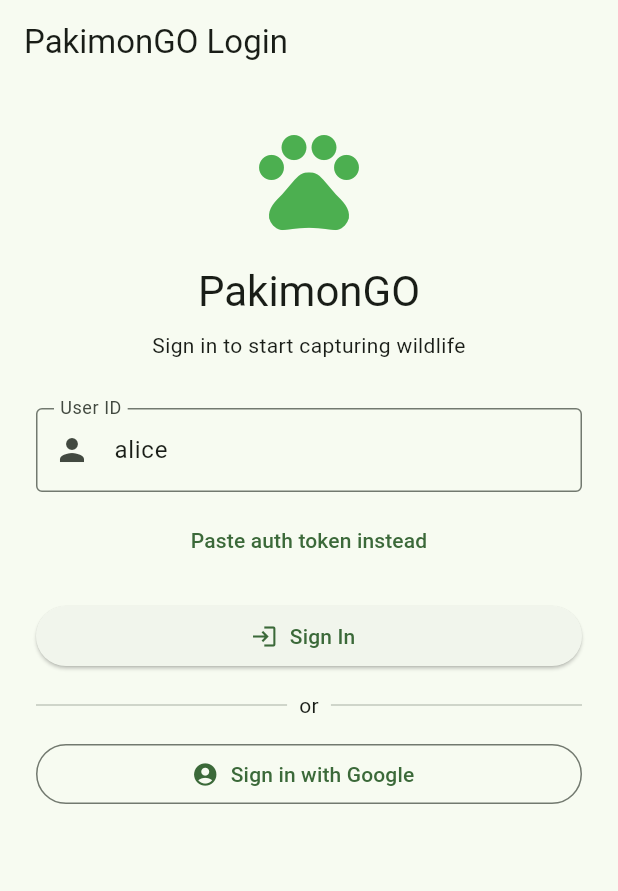
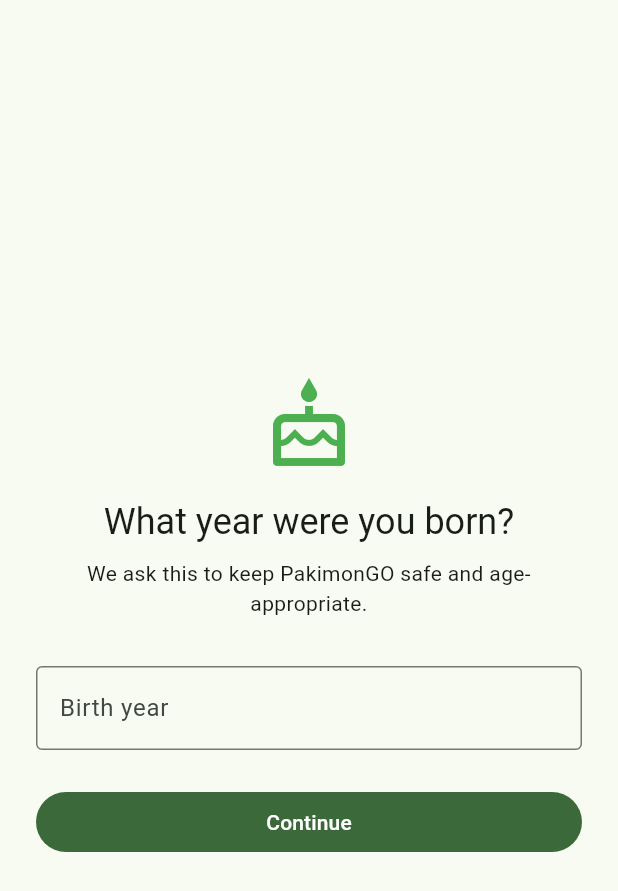
Before and after one commit to hammadshakeelai/PakimonGO, a Flutter app: the screen it shows after launch, on a phone screen of 412 x 824 dp. Shown: the top 891 px of the screen. Run offline on Flutter 3.47's test engine with Material 3 defaults, Android fonts, the phone set to English and light mode, and no system bars; our stand-ins replace firebase_auth, firebase_core, google_sign_in, image_picker, shared_preferences; missing offline and left inert: mapbox_maps_flutter; accounts and stored records are empty.

Commit message:
feat(age-gate): neutral 13+ birth-year gate on first launch
Add a COPPA-style age gate (FR-AGE-001..003). AgeGateService collects a birth year without revealing the threshold, blocks under-13, records a teen/adult band for later stricter defaults, and persists (AgeGateStore interface; SharedPreferences prod / in-memory test) so it asks once. AgeGate wraps the app before auth: neutral prompt when unknown, blocked screen for under-13, else the app. 11 tests (7 logic + 4 widget). Analyze clean; Flutter suite 140.

AI-Agent: Claude Opus 4.8
AI-Work-Mode: pair
AI-Commit-Time: 2026-07-05
Work-Package: Tier 2 #9
Requirements: FR-AGE-001,FR-AGE-002,FR-AGE-003
Process-Docs-Updated: REMAINING_WORK,TASK_LOG
Co-Authored-By: Claude Opus 4.8 <noreply@anthropic.com>

```diff
--- /dev/null
+++ b/apps/mobile/pakimon_go_app/lib/features/age_gate/domain/age_gate_service.dart
@@ -0,0 +1,57 @@
+/// Neutral 13+ age gate (FR-AGE-001..003). Collects a birth year without
+/// revealing the threshold, blocks under-13, and records a coarse band
+/// (teen 13–17 / adult 18+) for stricter defaults later.
+
+enum AgeGateStatus { unknown, blocked, verified }
+
+enum AgeBand { teen, adult }
+
+class AgeGateOutcome {
+  final AgeGateStatus status;
+  final AgeBand? band;
+  const AgeGateOutcome(this.status, [this.band]);
+}
+
+/// Persistence for the gate decision. Kept minimal so it is trivially
+/// testable without the shared_preferences plugin.
+abstract class AgeGateStore {
+  Future<String?> read();
+  Future<void> write(String value);
+}
+
+class AgeGateService {
+  static const int minAge = 13;
+  static const int _adultAge = 18;
+
+  final AgeGateStore _store;
+  final int Function() _currentYear;
+
+  AgeGateService({required AgeGateStore store, int Function()? currentYear})
+      : _store = store,
+        _currentYear = currentYear ?? (() => DateTime.now().year);
+
+  Future<AgeGateOutcome> load() async {
+    final raw = await _store.read();
+    if (raw == null || raw.isEmpty) {
+      return const AgeGateOutcome(AgeGateStatus.unknown);
+    }
+    if (raw == 'blocked') return const AgeGateOutcome(AgeGateStatus.blocked);
+    if (raw.startsWith('verified:')) {
+      final band = raw.endsWith('adult') ? AgeBand.adult : AgeBand.teen;
+      return AgeGateOutcome(AgeGateStatus.verified, band);
+    }
+    return const AgeGateOutcome(AgeGateStatus.unknown);
+  }
+
+  /// Records [birthYear] and returns the resulting gate outcome, persisting it.
+  Future<AgeGateOutcome> submitBirthYear(int birthYear) async {
+    final age = _currentYear() - birthYear;
+    if (age < minAge) {
+      await _store.write('blocked');
+      return const AgeGateOutcome(AgeGateStatus.blocked);
+    }
+    final band = age < _adultAge ? AgeBand.teen : AgeBand.adult;
+    await _store.write('verified:${band.name}');
+    return AgeGateOutcome(AgeGateStatus.verified, band);
+  }
+}
--- /dev/null
+++ b/apps/mobile/pakimon_go_app/lib/features/age_gate/presentation/age_gate.dart
@@ -0,0 +1,193 @@
+import 'package:flutter/material.dart';
+import 'package:flutter/services.dart';
+
+import '../domain/age_gate_service.dart';
+
+/// Wraps the app: shows the neutral age screen until the user is verified,
+/// a blocked screen if under 13, and otherwise renders [child].
+class AgeGate extends StatefulWidget {
+  final AgeGateService service;
+  final Widget child;
+
+  const AgeGate({super.key, required this.service, required this.child});
+
+  @override
+  State<AgeGate> createState() => _AgeGateState();
+}
+
+class _AgeGateState extends State<AgeGate> {
+  AgeGateStatus _status = AgeGateStatus.unknown;
+  bool _loading = true;
+
+  @override
+  void initState() {
+    super.initState();
+    widget.service.load().then((outcome) {
+      if (mounted) {
+        setState(() {
+          _status = outcome.status;
+          _loading = false;
+        });
+      }
+    });
+  }
+
+  @override
+  Widget build(BuildContext context) {
+    if (_loading) {
+      return const Scaffold(body: Center(child: CircularProgressIndicator()));
+    }
+    if (_status == AgeGateStatus.verified) return widget.child;
+    if (_status == AgeGateStatus.blocked) return const AgeBlockedScreen();
+    return AgeGateInputScreen(
+      service: widget.service,
+      onVerified: () => setState(() => _status = AgeGateStatus.verified),
+      onBlocked: () => setState(() => _status = AgeGateStatus.blocked),
+    );
+  }
+}
+
+class AgeGateInputScreen extends StatefulWidget {
+  final AgeGateService service;
+  final VoidCallback onVerified;
+  final VoidCallback onBlocked;
+
+  const AgeGateInputScreen({
+    super.key,
+    required this.service,
+    required this.onVerified,
+    required this.onBlocked,
+  });
+
+  @override
+  State<AgeGateInputScreen> createState() => _AgeGateInputScreenState();
+}
+
+class _AgeGateInputScreenState extends State<AgeGateInputScreen> {
+  final _controller = TextEditingController();
+  String? _error;
+  bool _submitting = false;
+
+  @override
+  void dispose() {
+    _controller.dispose();
+    super.dispose();
+  }
+
+  Future<void> _submit() async {
+    final now = DateTime.now().year;
+    final year = int.tryParse(_controller.text.trim());
+    if (year == null || year < 1900 || year > now) {
+      setState(() => _error = 'Please enter a valid year.');
+      return;
+    }
+    setState(() {
+      _submitting = true;
+      _error = null;
+    });
+    final outcome = await widget.service.submitBirthYear(year);
+    if (!mounted) return;
+    setState(() => _submitting = false);
+    if (outcome.status == AgeGateStatus.blocked) {
+      widget.onBlocked();
+    } else {
+      widget.onVerified();
+    }
+  }
+
+  @override
+  Widget build(BuildContext context) {
+    final theme = Theme.of(context);
+    return Scaffold(
+      body: SafeArea(
+        child: Padding(
+          padding: const EdgeInsets.all(24),
+          child: Column(
+            mainAxisAlignment: MainAxisAlignment.center,
+            crossAxisAlignment: CrossAxisAlignment.stretch,
+            children: [
+              const Icon(Icons.cake_outlined, size: 64, color: Colors.green),
+              const SizedBox(height: 16),
+              Text(
+                'What year were you born?',
+                style: theme.textTheme.headlineSmall,
+                textAlign: TextAlign.center,
+              ),
+              const SizedBox(height: 8),
+              Text(
+                'We ask this to keep PakimonGO safe and age-appropriate.',
+                style: theme.textTheme.bodyMedium,
+                textAlign: TextAlign.center,
+              ),
+              const SizedBox(height: 32),
+              TextField(
+                controller: _controller,
+                keyboardType: TextInputType.number,
+                inputFormatters: [
+                  FilteringTextInputFormatter.digitsOnly,
+                  LengthLimitingTextInputFormatter(4),
+                ],
+                textAlign: TextAlign.center,
+                decoration: const InputDecoration(
+                  labelText: 'Birth year',
+                  hintText: 'e.g. 2005',
+                  border: OutlineInputBorder(),
+                ),
+                onSubmitted: (_) => _submit(),
+              ),
+              if (_error != null) ...[
+                const SizedBox(height: 8),
+                Text(
+                  _error!,
+                  style: TextStyle(color: theme.colorScheme.error),
+                  textAlign: TextAlign.center,
+                ),
+              ],
+              const SizedBox(height: 24),
+              FilledButton(
+                onPressed: _submitting ? null : _submit,
+                child: Text(_submitting ? 'Please wait…' : 'Continue'),
+              ),
+            ],
+          ),
+        ),
+      ),
+    );
+  }
+}
+
+class AgeBlockedScreen extends StatelessWidget {
+  const AgeBlockedScreen({super.key});
+
+  @override
+  Widget build(BuildContext context) {
+    final theme = Theme.of(context);
+    return Scaffold(
+      body: SafeArea(
+        child: Center(
+          child: Padding(
+            padding: const EdgeInsets.all(24),
+            child: Column(
+              mainAxisSize: MainAxisSize.min,
+              children: [
+                const Icon(Icons.lock_outline, size: 64, color: Colors.grey),
+                const SizedBox(height: 16),
+                Text(
+                  'Thanks for your interest',
+                  style: theme.textTheme.titleLarge,
+                  textAlign: TextAlign.center,
+                ),
+                const SizedBox(height: 8),
+                Text(
+                  "Unfortunately you're not eligible to use PakimonGO right now.",
+                  style: theme.textTheme.bodyMedium,
+                  textAlign: TextAlign.center,
+                ),
+              ],
+            ),
+          ),
+        ),
+      ),
+    );
+  }
+}
--- a/apps/mobile/pakimon_go_app/lib/main.dart
+++ b/apps/mobile/pakimon_go_app/lib/main.dart
@@ -5,6 +5,9 @@ import 'package:mapbox_maps_flutter/mapbox_maps_flutter.dart';
 import 'core/auth/auth_service.dart';
 import 'core/config/app_config.dart';
 import 'core/network/api_client.dart';
+import 'features/age_gate/data/shared_prefs_age_gate_store.dart';
+import 'features/age_gate/domain/age_gate_service.dart';
+import 'features/age_gate/presentation/age_gate.dart';
 import 'features/auth/presentation/login_screen.dart';
 import 'features/capture/data/capture_repository.dart';
 import 'features/capture/presentation/capture_screen.dart';
@@ -36,6 +39,8 @@ class PakimonGoApp extends StatelessWidget {
   PakimonGoApp({super.key});
 
   final AuthService _authService = AuthService();
+  final AgeGateService _ageGate =
+      AgeGateService(store: SharedPrefsAgeGateStore());
 
   @override
   Widget build(BuildContext context) {
@@ -46,7 +51,10 @@ class PakimonGoApp extends StatelessWidget {
         colorScheme: ColorScheme.fromSeed(seedColor: Colors.green),
         useMaterial3: true,
       ),
-      home: _AuthGate(authService: _authService),
+      home: AgeGate(
+        service: _ageGate,
+        child: _AuthGate(authService: _authService),
+      ),
     );
   }
 }
```
Also changed, not shown: apps/mobile/pakimon_go_app/lib/features/age_gate/data/shared_prefs_age_gate_store.dart (added, +19 -0 lines), 4 other files.
